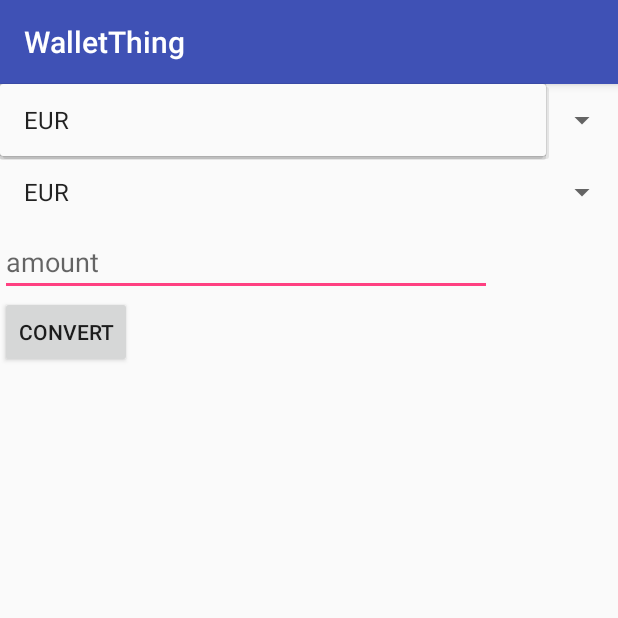
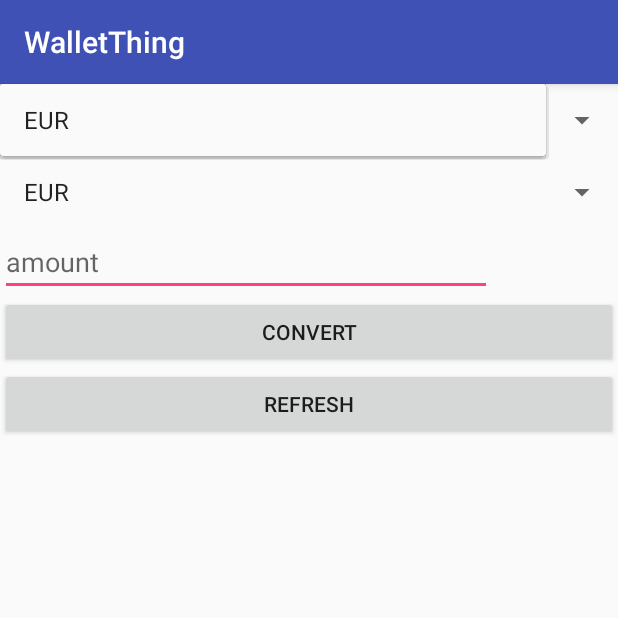
Before and after one commit to GMMan/hacked2018, an Android app: the screen it shows after launch (MainActivity), after a tap on "EUR", on a phone screen of 412 x 824 dp, the top half of it. Run offline under Robolectric (Android 15) with nearby library versions, the phone set to English and light mode, and no system bars; 3 other taps on this screen came first.

Commit message:
Update activity and manifest

```diff
--- a/app/src/main/AndroidManifest.xml
+++ b/app/src/main/AndroidManifest.xml
@@ -18,4 +18,6 @@
         </activity>
     </application>
 
+    <uses-permission android:name="android.permission.INTERNET" />
+
 </manifest>
--- a/app/src/main/java/blue/golem/android/walletthing/MainActivity.java
+++ b/app/src/main/java/blue/golem/android/walletthing/MainActivity.java
@@ -2,6 +2,7 @@
 
 import android.support.v7.app.AppCompatActivity;
 import android.os.Bundle;
+import android.view.View;
 import android.widget.ArrayAdapter;
 import android.widget.Spinner;
 
@@ -17,9 +18,7 @@
         setContentView(R.layout.activity_main);
     }
 
-    @Override
-    protected void onStart() {
-        super.onStart();
+    public void onRefreshClicked(View v) {
         Spinner fromSpinner = findViewById(R.id.fromSpinner);
         Spinner toSpinner = findViewById(R.id.toSpinner);
         Set<String> currencies = currencyConverter.getCurrencies();
--- a/app/src/main/res/layout/activity_main.xml
+++ b/app/src/main/res/layout/activity_main.xml
@@ -34,10 +34,17 @@
 
     <Button
         android:id="@+id/convertButton"
-        android:layout_width="wrap_content"
+        android:layout_width="match_parent"
         android:layout_height="wrap_content"
         android:text="Convert"
         tools:layout_editor_absoluteX="148dp"
         tools:layout_editor_absoluteY="122dp" />
 
+    <Button
+        android:id="@+id/refreshButton"
+        android:layout_width="match_parent"
+        android:layout_height="wrap_content"
+        android:onClick="onRefreshClicked"
+        android:text="Refresh" />
+
 </LinearLayout>
```
